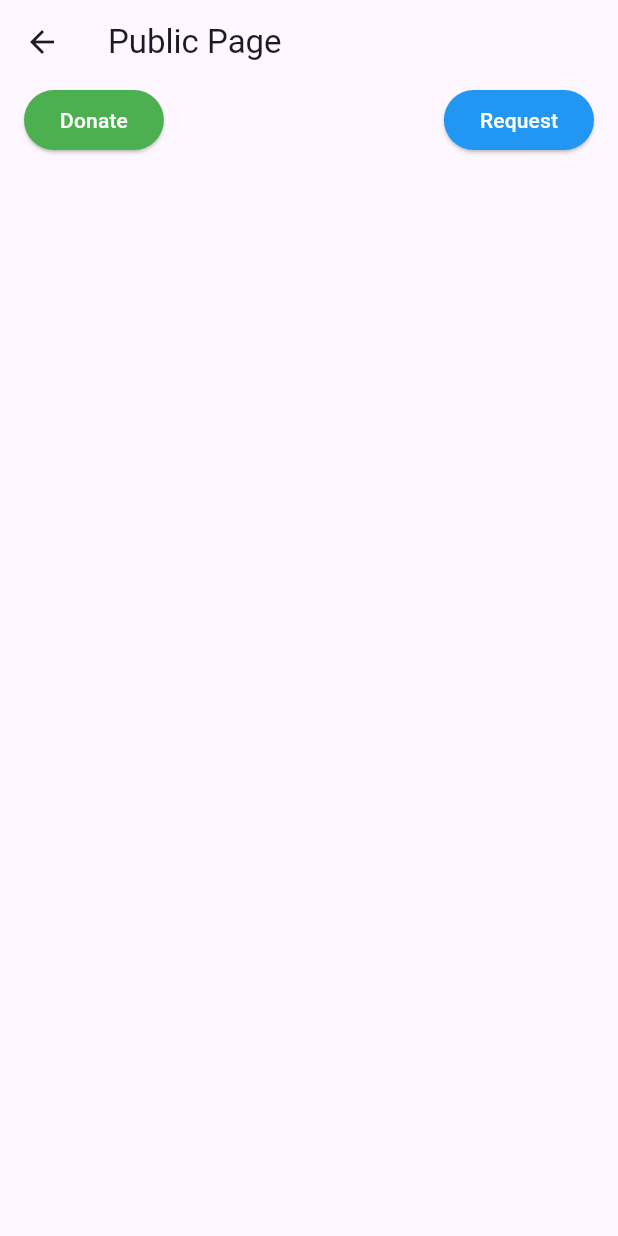
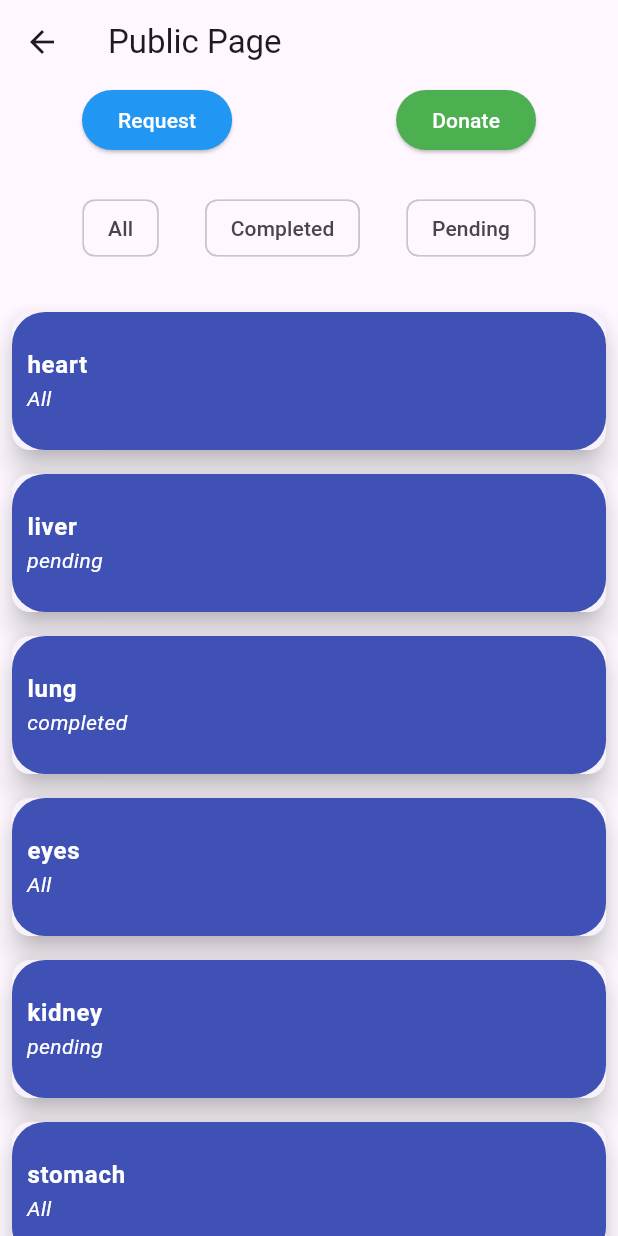
Before and after one commit to callmerishi1508/MedTech, a Flutter app: the DonateRecieveScreen screen opened directly, after a tap on "Public", on a phone screen of 412 x 824 dp. Run offline on Flutter 3.47's test engine with Material 3 defaults, Android fonts, the phone set to English and light mode, and no system bars; our stand-ins replace cloud_firestore, firebase_auth, firebase_core, firebase_storage, image_picker; accounts and stored records are empty.

Commit message:
Public page filter chips added

```diff
--- /dev/null
+++ b/lib/model/filter_tiles.dart
@@ -0,0 +1,28 @@
+class StatusTile {
+  final String title;
+  final String status;
+
+  StatusTile({
+    required this.title,
+    required this.status,
+  });
+}
+
+final List<StatusTile> donationList = [
+  StatusTile(title: 'heart', status: 'All'),
+  StatusTile(title: 'liver', status: 'pending'),
+  StatusTile(title: 'lung', status: 'completed'),
+  StatusTile(title: 'eyes', status: 'All'),
+  StatusTile(title: 'kidney', status: 'pending'),
+  StatusTile(title: 'stomach', status: 'All'),
+  StatusTile(title: 'pancreas', status: 'completed'),
+  StatusTile(title: 'toungue', status: 'All'),
+  StatusTile(title: 'nose', status: 'pending'),
+  StatusTile(title: 'hair', status: 'All'),
+  StatusTile(title: 'nails', status: 'completed'),
+  StatusTile(title: 'feet', status: 'All'),
+  StatusTile(title: 'toes', status: 'pending'),
+  StatusTile(title: 'legpiece', status: 'All'),
+  StatusTile(title: 'bladder', status: 'All'),
+  StatusTile(title: 'teeth', status: 'pending'),
+];
--- a/lib/screens/donate_recieve_screen.dart
+++ b/lib/screens/donate_recieve_screen.dart
@@ -1,3 +1,4 @@
+import 'package:firebase_project/hospital_authorities_page.dart';
 import 'package:firebase_project/screens/hospital_authorities.dart';
 import 'package:firebase_project/screens/public_page.dart';
 import 'package:flutter/material.dart';
@@ -34,7 +35,7 @@ class _DonateRecieveScreenState extends State<DonateRecieveScreen> {
                 alignment: Alignment.center,
                 backgroundColor: Color.fromRGBO(13, 2, 96, 1),
                 shape: RoundedRectangleBorder(
-                  borderRadius: BorderRadius.circular(20),
+                  borderRadius: BorderRadius.circular(65),
                 ),
               ),
               child: Container(
@@ -56,14 +57,14 @@ class _DonateRecieveScreenState extends State<DonateRecieveScreen> {
                 Navigator.push(
                   context,
                   MaterialPageRoute(
-                      builder: (context) => HospitalAuthoritiesLoginPage()),
+                      builder: (context) => HospitalAuthoritiesPage()),
                 );
               },
               style: ElevatedButton.styleFrom(
                 alignment: Alignment.center,
                 backgroundColor: Color.fromRGBO(13, 2, 96, 1),
                 shape: RoundedRectangleBorder(
-                  borderRadius: BorderRadius.circular(20),
+                  borderRadius: BorderRadius.circular(65),
                 ),
               ),
               child: Container(
--- a/lib/screens/public_page.dart
+++ b/lib/screens/public_page.dart
@@ -1,8 +1,14 @@
+import 'package:firebase_project/model/filter_tiles.dart';
 import 'package:flutter/material.dart';
 
-class PublicPage extends StatelessWidget {
-  PublicPage({Key? key});
+class PublicPage extends StatefulWidget {
+  PublicPage({Key? key}) : super(key: key);
 
+  @override
+  _PublicPageState createState() => _PublicPageState();
+}
+
+class _PublicPageState extends State<PublicPage> {
   final GlobalKey<FormState> _requestFormKey = GlobalKey<FormState>();
   final GlobalKey<FormState> _donateFormKey = GlobalKey<FormState>();
 
@@ -13,13 +19,25 @@ class PublicPage extends StatelessWidget {
   final TextEditingController donationSpecificField2Controller =
       TextEditingController();
 
+  final List<String> status = ['All', 'Completed', 'Pending'];
+  List<String> selectedStatus = [];
+
   @override
   Widget build(BuildContext context) {
+    final statusOfList = donationList.where((StatusTile) {
+      return selectedStatus.isEmpty ||
+          selectedStatus.contains(StatusTile.status.toLowerCase());
+    }).toList();
+
     return Scaffold(
       appBar: AppBar(
         title: const Text('Public Page'),
       ),
-      body: Stack(
+      body: Column(
+        // crossAxisAlignment: CrossAxisAlignment.stretch,
+        children: [
+          Row(
+            mainAxisAlignment: MainAxisAlignment.spaceAround,
             children: [
               Positioned(
                 top: 0.0,
@@ -51,6 +69,62 @@ class PublicPage extends StatelessWidget {
               ),
             ],
           ),
+          Container(
+            padding: EdgeInsets.all(8.0),
+            margin: EdgeInsets.all(16.0),
+            child: Row(
+              mainAxisAlignment: MainAxisAlignment.spaceEvenly,
+              children: status
+                  .map((status) => FilterChip(
+                        selectedColor: Color.fromARGB(255, 199, 164, 204),
+                        label: Text(status),
+                        selected: selectedStatus.contains(status.toLowerCase()),
+                        onSelected: (selected) {
+                          setState(() {
+                            if (selected) {
+                              selectedStatus.add(status.toLowerCase());
+                            } else {
+                              selectedStatus.remove(status.toLowerCase());
+                            }
+                          });
+                        },
+                      ))
+                  .toList(),
+            ),
+          ),
+          Expanded(
+            child: ListView.builder(
+              itemCount: statusOfList.length,
+              itemBuilder: (context, index) {
+                final StatusTile = statusOfList[index];
+                return Card(
+                  elevation: 8.0,
+                  margin: const EdgeInsets.all(8.0),
+                  child: Container(
+                    decoration: const BoxDecoration(
+                        color: Colors.indigo,
+                        borderRadius: BorderRadius.all(Radius.circular(22))),
+                    child: ListTile(
+                      contentPadding: const EdgeInsets.symmetric(
+                          horizontal: 10, vertical: 10),
+                      title: Text(
+                        StatusTile.title,
+                        style: const TextStyle(
+                            color: Colors.white, fontWeight: FontWeight.bold),
+                      ),
+                      subtitle: Text(
+                        StatusTile.status,
+                        style: const TextStyle(
+                            color: Colors.white, fontStyle: FontStyle.italic),
+                      ),
+                    ),
+                  ),
+                );
+              },
+            ),
+          ),
+        ],
+      ),
     );
   }
 
@@ -59,7 +133,7 @@ class PublicPage extends StatelessWidget {
       context: context,
       builder: (BuildContext context) {
         return AlertDialog(
-          title: Text('Request Form'),
+          title: const Text('Request Form'),
           content: Container(
             width: double.maxFinite,
             child: Form(
--- a/lib/uihelper.dart
+++ b/lib/uihelper.dart
@@ -28,7 +28,7 @@ class UiHelper {
               voidCallback();
             },
             style: ElevatedButton.styleFrom(
-                primary: Colors.blue,
+                backgroundColor: Colors.blue,
                 shape: RoundedRectangleBorder(
                     borderRadius: BorderRadius.circular(25))),
             child: Text(text,
```
Lines whose indentation alone changed are shown as unchanged.
